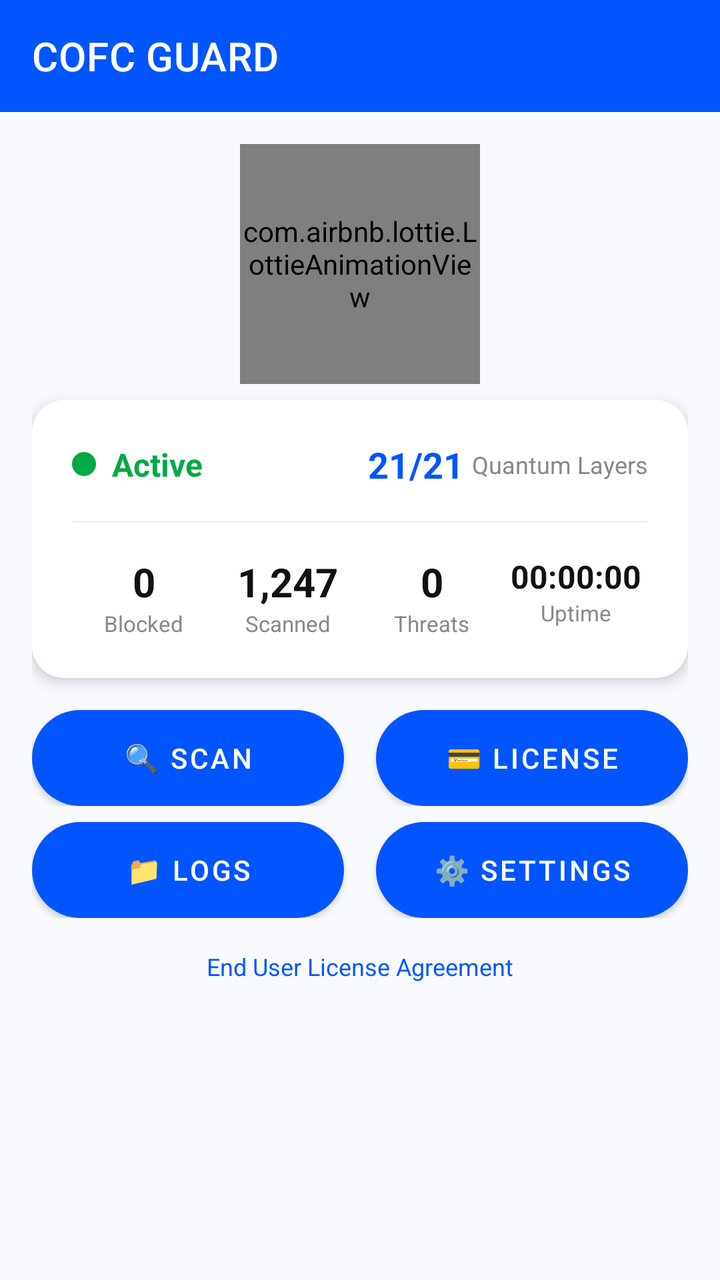
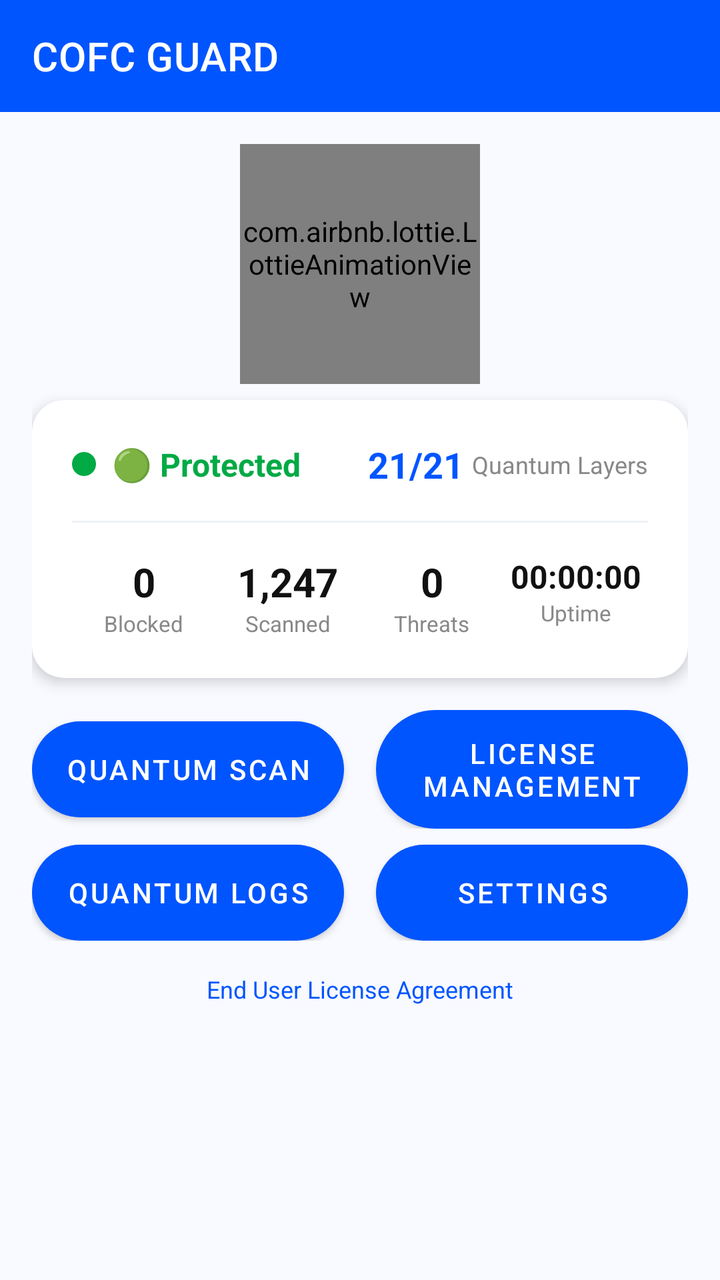

Before-and-after screenshots of an Android layout around one commit, followed by the original layout XML and the change that was made.
<!-- AndroidManifest.xml: activity theme Theme.COFCGuard -->
<!-- res/layout/activity_main.xml -->
<?xml version="1.0" encoding="utf-8"?>
<LinearLayout xmlns:android="http://schemas.android.com/apk/res/android"
    xmlns:app="http://schemas.android.com/apk/res-auto"
    android:layout_width="match_parent"
    android:layout_height="match_parent"
    android:orientation="vertical"
    android:background="#FFFFFF">

    <com.google.android.material.appbar.MaterialToolbar
        android:id="@+id/toolbar"
        android:layout_width="match_parent"
        android:layout_height="?attr/actionBarSize"
        android:background="#0055FF"
        android:theme="@style/ThemeOverlay.AppCompat.Dark.ActionBar"
        app:title="@string/app_name"
        app:titleTextColor="#FFFFFF" />

    <ScrollView
        android:layout_width="match_parent"
        android:layout_height="match_parent"
        android:fillViewport="true"
        android:background="#F8FAFF">

        <LinearLayout
            android:layout_width="match_parent"
            android:layout_height="wrap_content"
            android:orientation="vertical"
            android:padding="16dp"
            android:paddingBottom="80dp">

            
            <com.airbnb.lottie.LottieAnimationView
                android:id="@+id/lottieShield"
                android:layout_width="120dp"
                android:layout_height="120dp"
                android:layout_gravity="center"
                app:lottie_autoPlay="true"
                app:lottie_loop="true" />

            
            <com.google.android.material.card.MaterialCardView
                android:id="@+id/statusCard"
                android:layout_width="match_parent"
                android:layout_height="wrap_content"
                app:cardCornerRadius="16dp"
                app:cardElevation="4dp"
                app:cardBackgroundColor="#FFFFFF"
                android:layout_marginTop="8dp">

                <LinearLayout
                    android:layout_width="match_parent"
                    android:layout_height="wrap_content"
                    android:orientation="vertical"
                    android:padding="20dp">

                    <LinearLayout
                        android:layout_width="match_parent"
                        android:layout_height="wrap_content"
                        android:orientation="horizontal"
                        android:gravity="center_vertical">

                        <View
                            android:id="@+id/statusIndicator"
                            android:layout_width="12dp"
                            android:layout_height="12dp"
                            android:background="@drawable/status_active" />

                        <TextView
                            android:id="@+id/protectionStatusTextView"
                            android:layout_width="wrap_content"
                            android:layout_height="wrap_content"
                            android:text="@string/dashboard_status_active"
                            android:textColor="#00AA44"
                            android:textSize="16sp"
                            android:textStyle="bold"
                            android:layout_marginStart="8dp" />

                        <View android:layout_width="0dp" android:layout_height="0dp" android:layout_weight="1" />

                        <TextView
                            android:id="@+id/layersCountTextView"
                            android:layout_width="wrap_content"
                            android:layout_height="wrap_content"
                            android:text="21/21"
                            android:textColor="#0055FF"
                            android:textSize="18sp"
                            android:textStyle="bold" />

                        <TextView
                            android:layout_width="wrap_content"
                            android:layout_height="wrap_content"
                            android:text="@string/dashboard_layers"
                            android:textColor="#888888"
                            android:textSize="12sp"
                            android:layout_marginStart="4dp" />

                    </LinearLayout>

                    <View
                        android:layout_width="match_parent"
                        android:layout_height="1dp"
                        android:background="#EEF2F8"
                        android:layout_marginVertical="16dp" />

                    <GridLayout
                        android:layout_width="match_parent"
                        android:layout_height="wrap_content"
                        android:columnCount="4"
                        android:rowCount="1">

                        <LinearLayout
                            android:layout_width="0dp"
                            android:layout_height="wrap_content"
                            android:layout_columnWeight="1"
                            android:orientation="vertical"
                            android:gravity="center">
                            <TextView android:id="@+id/statsBlockedTextView" android:layout_width="wrap_content" android:layout_height="wrap_content" android:text="0" android:textColor="#111111" android:textSize="20sp" android:textStyle="bold" />
                            <TextView android:layout_width="wrap_content" android:layout_height="wrap_content" android:text="@string/dashboard_blocked" android:textColor="#888888" android:textSize="11sp" />
                        </LinearLayout>

                        <LinearLayout
                            android:layout_width="0dp"
                            android:layout_height="wrap_content"
                            android:layout_columnWeight="1"
                            android:orientation="vertical"
                            android:gravity="center">
                            <TextView android:id="@+id/statsScannedTextView" android:layout_width="wrap_content" android:layout_height="wrap_content" android:text="1,247" android:textColor="#111111" android:textSize="20sp" android:textStyle="bold" />
                            <TextView android:layout_width="wrap_content" android:layout_height="wrap_content" android:text="@string/dashboard_scanned" android:textColor="#888888" android:textSize="11sp" />
                        </LinearLayout>

                        <LinearLayout
                            android:layout_width="0dp"
                            android:layout_height="wrap_content"
                            android:layout_columnWeight="1"
                            android:orientation="vertical"
                            android:gravity="center">
                            <TextView android:id="@+id/statsThreatsTextView" android:layout_width="wrap_content" android:layout_height="wrap_content" android:text="0" android:textColor="#111111" android:textSize="20sp" android:textStyle="bold" />
                            <TextView android:layout_width="wrap_content" android:layout_height="wrap_content" android:text="@string/dashboard_threats" android:textColor="#888888" android:textSize="11sp" />
                        </LinearLayout>

                        <LinearLayout
                            android:layout_width="0dp"
                            android:layout_height="wrap_content"
                            android:layout_columnWeight="1"
                            android:orientation="vertical"
                            android:gravity="center">
                            <TextView android:id="@+id/statsUptimeTextView" android:layout_width="wrap_content" android:layout_height="wrap_content" android:text="00:00:00" android:textColor="#111111" android:textSize="16sp" android:textStyle="bold" />
                            <TextView android:layout_width="wrap_content" android:layout_height="wrap_content" android:text="@string/dashboard_uptime" android:textColor="#888888" android:textSize="11sp" />
                        </LinearLayout>

                    </GridLayout>

                </LinearLayout>
            </com.google.android.material.card.MaterialCardView>

            
            <LinearLayout
                android:id="@+id/buttonsLayout"
                android:layout_width="match_parent"
                android:layout_height="wrap_content"
                android:orientation="horizontal"
                android:layout_marginTop="16dp"
                android:gravity="center">

                <Button
                    android:id="@+id/scanButton"
                    android:layout_width="0dp"
                    android:layout_height="wrap_content"
                    android:layout_weight="1"
                    android:text="🔍 Scan"
                    style="@style/Widget.COFCGuard.Button"
                    android:layout_marginEnd="8dp" />

                <Button
                    android:id="@+id/licenseButton"
                    android:layout_width="0dp"
                    android:layout_height="wrap_content"
                    android:layout_weight="1"
                    android:text="💳 License"
                    style="@style/Widget.COFCGuard.Button"
                    android:layout_marginStart="8dp" />

            </LinearLayout>

            <LinearLayout
                android:layout_width="match_parent"
                android:layout_height="wrap_content"
                android:orientation="horizontal"
                android:layout_marginTop="8dp"
                android:gravity="center">

                <Button
                    android:id="@+id/logsButton"
                    android:layout_width="0dp"
                    android:layout_height="wrap_content"
                    android:layout_weight="1"
                    android:text="📁 Logs"
                    style="@style/Widget.COFCGuard.Button"
                    android:layout_marginEnd="8dp" />

                <Button
                    android:id="@+id/settingsButton"
                    android:layout_width="0dp"
                    android:layout_height="wrap_content"
                    android:layout_weight="1"
                    android:text="⚙️ Settings"
                    style="@style/Widget.COFCGuard.Button"
                    android:layout_marginStart="8dp" />

            </LinearLayout>

            
            <TextView
                android:layout_width="wrap_content"
                android:layout_height="wrap_content"
                android:layout_gravity="center"
                android:text="@string/legal_eula"
                android:textColor="#0055FF"
                android:textSize="12sp"
                android:layout_marginTop="16dp"
                android:clickable="true"
                android:focusable="true" />

        </LinearLayout>
    </ScrollView>
</LinearLayout>
<!-- resources referenced by this layout -->
<resources>
  <!-- drawable status_active (drawable) -->
  <?xml version="1.0" encoding="utf-8"?>
  <shape xmlns:android="http://schemas.android.com/apk/res/android" android:shape="oval">
      <solid android:color="@color/status_active" />
      <size android:width="12dp" android:height="12dp" />
      <stroke android:width="2dp" android:color="@color/status_active" />
  </shape>
  <string name="app_name">COFC GUARD</string>
  <string name="dashboard_blocked">Blocked</string>
  <string name="dashboard_layers">Quantum Layers</string>
  <string name="dashboard_scanned">Scanned</string>
  <string name="dashboard_status_active">Active</string>
  <string name="dashboard_threats">Threats</string>
  <string name="dashboard_uptime">Uptime</string>
  <string name="legal_eula">End User License Agreement</string>
  <style name="Widget.COFCGuard.Button" parent="Widget.MaterialComponents.Button">
          <item name="android:background">@drawable/button_primary</item>
          <item name="android:textColor">#FFFFFF</item>
          <item name="android:textSize">14sp</item>
          <item name="android:paddingStart">24dp</item>
          <item name="android:paddingEnd">24dp</item>
          <item name="android:paddingTop">12dp</item>
          <item name="android:paddingBottom">12dp</item>
          <item name="cornerRadius">100dp</item>
          <item name="elevation">2dp</item>
      </style>
  <style name="Theme.COFCGuard" parent="Theme.MaterialComponents.DayNight.NoActionBar">
          <item name="colorPrimary">#0055FF</item>
          <item name="colorPrimaryVariant">#003DCC</item>
          <item name="colorOnPrimary">#FFFFFF</item>
          <item name="colorSecondary">#00AA44</item>
          <item name="colorSecondaryVariant">#008833</item>
          <item name="colorOnSecondary">#FFFFFF</item>
          <item name="android:windowBackground">#FFFFFF</item>
          <item name="android:statusBarColor">#0055FF</item>
          <item name="android:windowLightStatusBar">false</item>
          <item name="android:navigationBarColor">#FFFFFF</item>
          <item name="android:windowLightNavigationBar">true</item>
          <item name="materialButtonStyle">@style/Widget.COFCGuard.Button</item>
      </style>
  <!-- drawable button_primary (drawable) -->
  <?xml version="1.0" encoding="utf-8"?>
  <selector xmlns:android="http://schemas.android.com/apk/res/android">
      <item android:state_enabled="true" android:state_pressed="false">
          <shape android:shape="rectangle">
              <gradient android:startColor="@color/primary" android:endColor="@color/primary_dark" android:angle="0" />
              <corners android:radius="100dp" />
              <solid android:color="@color/primary" />
          </shape>
      </item>
      <item android:state_enabled="true" android:state_pressed="true">
          <shape android:shape="rectangle">
              <gradient android:startColor="@color/primary_dark" android:endColor="@color/primary" android:angle="0" />
              <corners android:radius="100dp" />
              <solid android:color="@color/primary_dark" />
          </shape>
      </item>
      <item android:state_enabled="false">
          <shape android:shape="rectangle">
              <solid android:color="@color/text_tertiary" />
              <corners android:radius="100dp" />
          </shape>
      </item>
  </selector>
</resources>

<!-- the commit's change to res/layout/activity_main.xml (unified diff, before → after) -->
@@ -167,7 +167,7 @@
                     android:layout_width="0dp"
                     android:layout_height="wrap_content"
                     android:layout_weight="1"
-                    android:text="🔍 Scan"
+                    android:text="@string/scan_title"
                     style="@style/Widget.COFCGuard.Button"
                     android:layout_marginEnd="8dp" />
 
@@ -176,7 +176,7 @@
                     android:layout_width="0dp"
                     android:layout_height="wrap_content"
                     android:layout_weight="1"
-                    android:text="💳 License"
+                    android:text="@string/license_title"
                     style="@style/Widget.COFCGuard.Button"
                     android:layout_marginStart="8dp" />
 
@@ -194,7 +194,7 @@
                     android:layout_width="0dp"
                     android:layout_height="wrap_content"
                     android:layout_weight="1"
-                    android:text="📁 Logs"
+                    android:text="@string/logs_title"
                     style="@style/Widget.COFCGuard.Button"
                     android:layout_marginEnd="8dp" />
 
@@ -203,7 +203,7 @@
                     android:layout_width="0dp"
                     android:layout_height="wrap_content"
                     android:layout_weight="1"
-                    android:text="⚙️ Settings"
+                    android:text="@string/settings_title"
                     style="@style/Widget.COFCGuard.Button"
                     android:layout_marginStart="8dp" />
 
@@ -211,6 +211,7 @@
 
             
             <TextView
+                android:id="@+id/eulaTextView"
                 android:layout_width="wrap_content"
                 android:layout_height="wrap_content"
                 android:layout_gravity="center"
<!-- resource entries referenced after the edit -->
@@ -11,10 +11,14 @@
   <string name="dashboard_blocked">Blocked</string>
   <string name="dashboard_layers">Quantum Layers</string>
   <string name="dashboard_scanned">Scanned</string>
-  <string name="dashboard_status_active">Active</string>
+  <string name="dashboard_status_active">🟢 Protected</string>
   <string name="dashboard_threats">Threats</string>
   <string name="dashboard_uptime">Uptime</string>
   <string name="legal_eula">End User License Agreement</string>
+  <string name="license_title">License Management</string>
+  <string name="logs_title">Quantum Logs</string>
+  <string name="scan_title">Quantum Scan</string>
+  <string name="settings_title">Settings</string>
   <style name="Widget.COFCGuard.Button" parent="Widget.MaterialComponents.Button">
           <item name="android:background">@drawable/button_primary</item>
           <item name="android:textColor">#FFFFFF</item>
